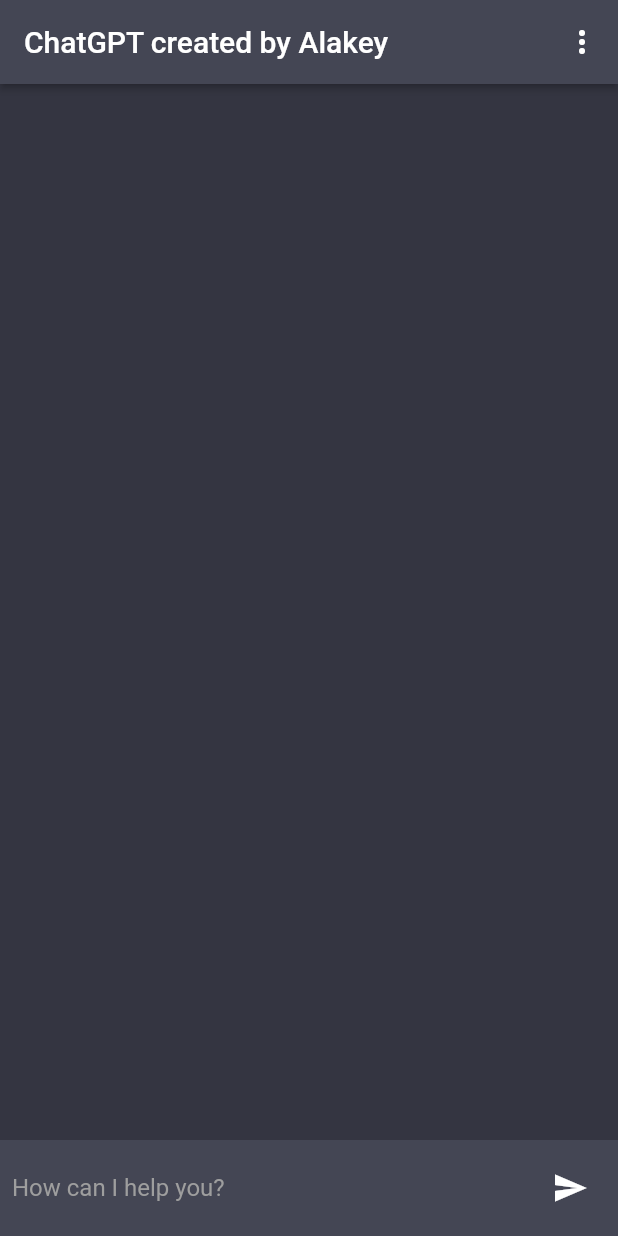
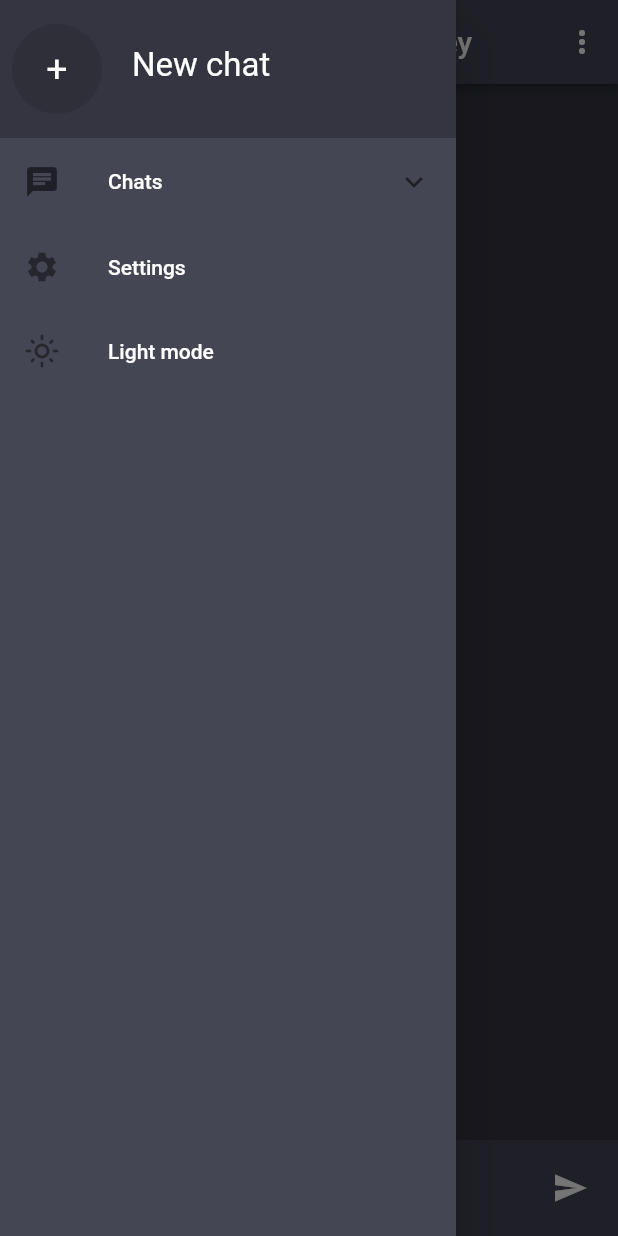
Before and after one commit to ialakey/chatGPT, a Flutter app: the screen it shows after launch, with the side drawer open (before the commit the screen has no drawer), on a phone screen of 412 x 824 dp. Run offline on Flutter 3.47's test engine with Material 2 defaults, Android fonts, the phone set to English and light mode, and no system bars; our stand-ins replace animated_text_kit, flutter_spinkit.

```diff
--- a/lib/screeens/chat_screen.dart
+++ b/lib/screeens/chat_screen.dart
@@ -5,6 +5,7 @@ import 'package:chatgpt/providers/chats_provider.dart';
 import 'package:chatgpt/providers/models_provider.dart';
 import 'package:chatgpt/services/services.dart';
 import 'package:chatgpt/widgets/chat_widget.dart';
+import 'package:chatgpt/widgets/drawer_widget.dart';
 import 'package:chatgpt/widgets/text_widget.dart';
 import 'package:flutter/cupertino.dart';
 import 'package:flutter/material.dart';
@@ -121,6 +122,7 @@ class _ChatScreenState extends State<ChatScreen> {
               ),
           ],
       ),),
+      drawer: AppDrawer(),
     );
   }
 
--- a/lib/services/services.dart
+++ b/lib/services/services.dart
@@ -22,7 +22,7 @@ class Services {
               children: const [
                 Flexible(child:
                 TextWidget(
-                  label: "Chosen model:",
+                  label: "Chosen version:",
                   fontSize: 16,),
                 ),
                 Flexible(
--- /dev/null
+++ b/lib/widgets/drawer_widget.dart
@@ -0,0 +1,105 @@
+import 'package:chatgpt/screeens/chat_screen.dart';
+import 'package:flutter/material.dart';
+
+import '../constans/constants.dart';
+
+class AppDrawer extends StatefulWidget {
+  const AppDrawer({Key? key}) : super(key: key);
+
+  @override
+  _AppDrawerState createState() => _AppDrawerState();
+}
+
+class _AppDrawerState extends State<AppDrawer> {
+
+  @override
+  void didChangeDependencies() {
+    super.didChangeDependencies();
+  }
+
+  @override
+  Widget build(BuildContext context) {
+    return Drawer(
+      backgroundColor: cardColor,
+      child: Column(
+        crossAxisAlignment: CrossAxisAlignment.stretch,
+        children: [_header, _menu],
+      ),
+    );
+  }
+
+  Widget get _header {
+    return Container(
+        padding: const EdgeInsets.symmetric(horizontal: 8, vertical: 16),
+        decoration: BoxDecoration(color: scaffoldBackgroundColor),
+        child: SafeArea(
+          child: StreamBuilder(
+              builder: (context, snapshot) {
+                return Column(
+                  crossAxisAlignment: CrossAxisAlignment.start,
+                  children: [
+                    Row(
+                      children: [
+                        const CircleAvatar(
+                          radius: 30,
+                          backgroundColor: Colors.black12,
+                          child: Text(
+                            "+",
+                            style: TextStyle(color: Colors.white, fontSize: 25),
+                          ),
+                        ),
+                        const SizedBox(width: 20),
+                        Flexible(
+                          child: Column(
+                            crossAxisAlignment: CrossAxisAlignment.start,
+                            children: const [
+                              Text("New chat",
+                                  style: TextStyle(color: Colors.white, fontSize: 22)),
+                              SizedBox(height: 5),
+                            ],
+                          ),
+                        )
+                      ],
+                    ),
+                  ],
+                );
+              }),
+        ));
+  }
+
+  Widget get _menu {
+    return Expanded(
+        child: SingleChildScrollView(
+          child: Column(
+            children: [
+              ExpansionTile(
+                leading: const Icon(Icons.chat),
+                title: const Text('Chats', style: TextStyle(color: Colors.white)),
+                collapsedTextColor: Colors.white,
+                children: [
+                  ListTile(
+                    title: const Text('Personal chat', style: TextStyle(color: Colors.white)),
+                    onTap: () {Navigator.push(context, MaterialPageRoute(builder: (context) => const ChatScreen()));},
+                  ),
+                  ListTile(
+                    title: const Text('Other chat', style: TextStyle(color: Colors.white)),
+                    onTap: () {Navigator.push(context, MaterialPageRoute(builder: (context) => const ChatScreen()));},
+                  ),
+                ],
+              ),
+              ListTile(
+                leading: const Icon(Icons.settings),
+                title: const Text('Settings', style: TextStyle(color: Colors.white)),
+                onTap: () {Navigator.push(context, MaterialPageRoute(builder: (context) => const ChatScreen()));},
+              ),
+              ListTile(
+                leading: const Icon(Icons.light_mode_outlined),
+                title: const Text('Light mode', style: TextStyle(color: Colors.white)),
+                onTap: () {Navigator.push(context, MaterialPageRoute(builder: (context) => const ChatScreen()));},
+              ),
+            ],
+          ),
+        ),
+    );
+  }
+}
```
